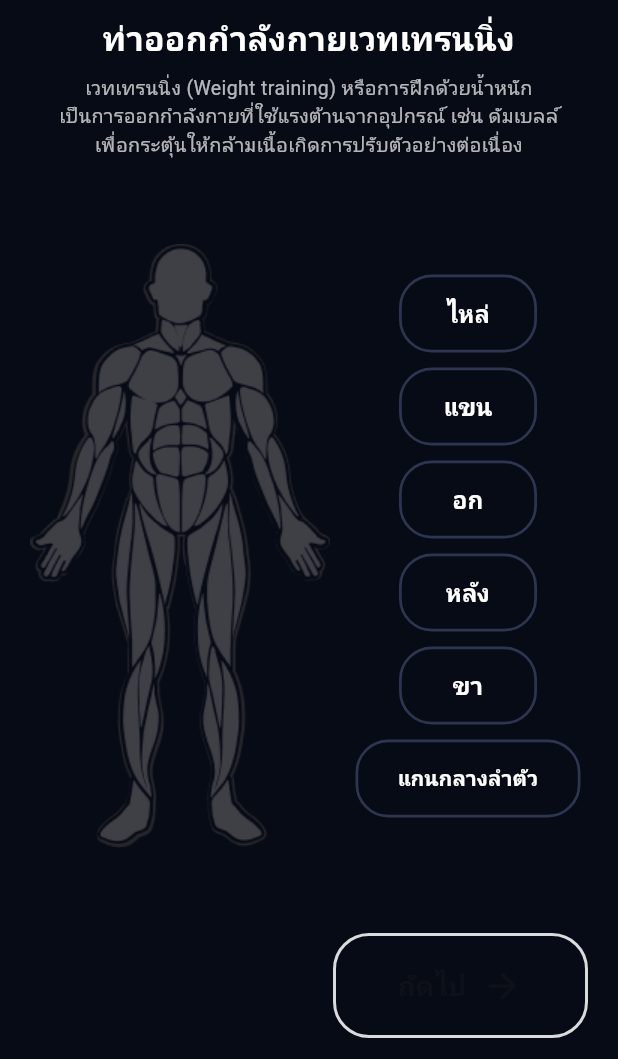
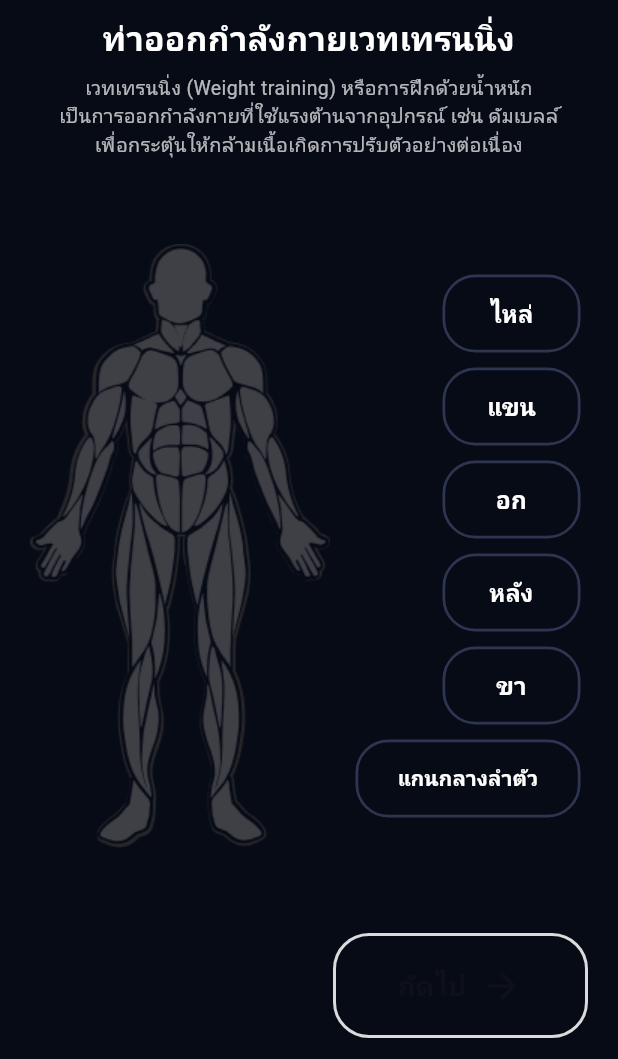
Before and after one commit to adisus2-plasma/ModMate, a Flutter app: the HomePage screen opened directly, after a tap on an icon or button, on a phone screen of 412 x 824 dp, the part 177-1236 px from its top. Run offline on Flutter 3.47's test engine with Material 3 defaults, Android fonts, the phone set to English and light mode, and no system bars; our stand-ins replace cloud_firestore, firebase_core, video_player; missing offline and left inert: arkit_plugin; accounts and stored records are empty.

Commit message:
[UPDATE] Pre-production

```diff
--- a/modmate_project/lib/pages/home_page.dart
+++ b/modmate_project/lib/pages/home_page.dart
@@ -359,77 +359,102 @@ class _TopHero extends StatelessWidget {
     required this.onAvatarTap,
   });
 
-  static const Color kHeader = Color(0xFF2A2B30);
-  static const Color kAccent = Color(0xFFFF7A1A);
+  // ใช้สีตามภาพตัวอย่าง
+  static const Color kHeaderBg = Color(0xFF2A2B30);
   static const Color kGreen = Color(0xFF7CFF00);
 
   @override
   Widget build(BuildContext context) {
     return Container(
-      margin: const EdgeInsets.fromLTRB(14, 8, 14, 0),
-      padding: const EdgeInsets.fromLTRB(14, 14, 14, 14),
-      decoration: BoxDecoration(
-        color: kHeader,
-        borderRadius: BorderRadius.circular(22),
+      width: double.infinity,
+      // ปรับแต่ง Container ให้โค้งมนเฉพาะด้านล่างตามรูป
+      decoration: const BoxDecoration(
+        color: kHeaderBg,
+        borderRadius: BorderRadius.vertical(bottom: Radius.circular(40)),
       ),
-      child: Row(
+      padding: const EdgeInsets.fromLTRB(24, 20, 24, 30),
+      child: Column(
         children: [
-          InkWell(
-            onTap: onAvatarTap,
-            borderRadius: BorderRadius.circular(999),
-            child: Container(
-              width: 80,
-              height: 80,
-              decoration: BoxDecoration(
-                shape: BoxShape.circle,
-                border: Border.all(color: kAccent, width: 2),
+          // แถวบน: เวลาและสัญญาณ (ถ้าทำ App จริงมักใช้ AppBar หรือ SafeArea)
+          // ในที่นี้เราจะทำส่วน Content หลัก
+          Row(
+            children: [
+              // 1. Avatar ด้านซ้าย
+              GestureDetector(
+                onTap: onAvatarTap,
+                child: CircleAvatar(
+                  radius: 28,
+                  backgroundColor: Colors.orange.shade100,
+                  // ใส่รูป Profile จริง หรือ Icon ตามภาพ
+                  child: ClipOval(
+                    child: Image.asset(
+                      "assets/avatar_placeholder.png", // เปลี่ยนเป็นรูปของคุณ
+                      errorBuilder: (_, __, ___) => const Icon(Icons.person, color: Colors.orange),
+                    ),
+                  ),
+                ),
               ),
-              child: const Icon(Icons.person_outline, color: Color.fromARGB(255, 255, 255, 255), size: 50),
-            ),
+              const SizedBox(width: 16),
+
+              // 2. ข้อความทักทาย
+              Expanded(
+                child: Text(
+                  textAlign: TextAlign.center,
+                  "สวัสดี $username",
+                  style: const TextStyle(
+                    color: Colors.white,
+                    fontSize: 22,
+                    fontWeight: FontWeight.bold,
+                  ),
+                ),
+              ),
+            ],
           ),
-          const SizedBox(width: 10),
 
-          Expanded(
-            child: Column(
-              crossAxisAlignment: CrossAxisAlignment.end,
-              children: [
-                const SizedBox(height: 2),
-                Text(
-                  "สวัสดี $username",
-                  style: const TextStyle(color: Colors.white, fontSize: 20, fontWeight: FontWeight.w900),
-                ),
-                const SizedBox(height: 3),
-                Row(
-                  mainAxisAlignment: MainAxisAlignment.end,
+          const SizedBox(height: 30),
+
+          // 3. ส่วนแสดง TDEE พร้อมโลโก้
+          Row(
+            mainAxisAlignment: MainAxisAlignment.center,
+            children: [
+              // โลโก้ตัว M (ModMate)
+              Image.asset(
+                "assets/logo.png", // โลโก้สีขาวตามรูป
+                width: 60,
+                height: 40,
+                errorBuilder: (_, __, ___) => const Icon(Icons.fitness_center, color: Colors.white, size: 40),
+              ),
+              const SizedBox(width: 15),
+
+              // ข้อความ TDEE
+              Flexible(
+                child: Column(
+                  crossAxisAlignment: CrossAxisAlignment.start,
                   children: [
-                    // ✅ โลโก้เล็ก ๆ
-                    // Image.asset(
-                    //   "assets/logo.png",
-                    //   width: 46,
-                    //   height: 28,
-                    //   fit: BoxFit.contain,
-                    //   errorBuilder: (_, __, ___) => const Icon(Icons.fitness_center, color: Colors.white70),
-                    // ),
-                    const SizedBox(width: 10),
-                    Flexible(
-                      child: RichText(
-                        textAlign: TextAlign.right,
-                        text: TextSpan(
-                          style: const TextStyle(color: Colors.white, fontSize: 14, fontWeight: FontWeight.w800),
-                          children: [
-                            const TextSpan(text: "พลังงานที่เหมาะสมกับคุณในวันนี้\n(TDEE) "),
-                            TextSpan(
-                              text: tdeeText ?? "-",
-                              style: const TextStyle(color: kGreen, fontWeight: FontWeight.w900),
-                            ),
-                          ],
-                        ),
+                    const Text(
+                      "พลังงานที่เหมาะสมกับคุณในวันนี้",
+                      style: TextStyle(
+                        color: Colors.white,
+                        fontSize: 18,
+                        fontWeight: FontWeight.w600,
+                      ),
+                    ),
+                    RichText(
+                      text: TextSpan(
+                        style: const TextStyle(fontSize: 18, fontWeight: FontWeight.bold),
+                        children: [
+                          const TextSpan(text: "(TDEE) ", style: TextStyle(color: Colors.white)),
+                          TextSpan(
+                            text: tdeeText ?? "คำนวณเลย",
+                            style: const TextStyle(color: kGreen), // สีเขียวตามรูป
+                          ),
+                        ],
                       ),
                     ),
                   ],
                 ),
-              ],
-            ),
+              ),
+            ],
           ),
         ],
       ),
--- a/modmate_project/lib/pages/workoutPages/body_part_selection_page.dart
+++ b/modmate_project/lib/pages/workoutPages/body_part_selection_page.dart
@@ -174,9 +174,11 @@ class _BodyPartSelectionPageState extends State<BodyPartSelectionPage> {
                     /// buttons
                     Expanded(
                       flex: 4,
-                      child: Center(
+                      child: Align(
+                        alignment: Alignment.center,
                         child: Column(
                           mainAxisAlignment: MainAxisAlignment.center,
+                          crossAxisAlignment: CrossAxisAlignment.end,
                           children: [
                             _bodyPartButton(BodyPart.shoulder),
                             const SizedBox(height: 10),
```
Also changed, not shown: modmate_project/lib/onboarding/onboarding_page_5.dart (+31 -3 lines), modmate_project/lib/onboarding/onboarding_page_screen.dart (+8 -2 lines), modmate_project/lib/onboarding/onboarding_page_template.dart (+39 -37 lines).
